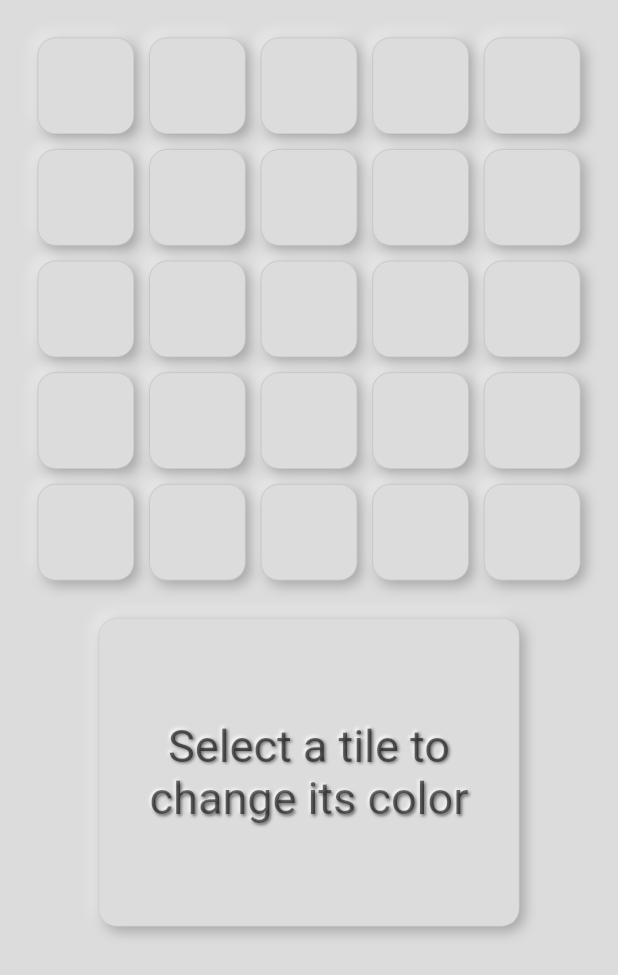
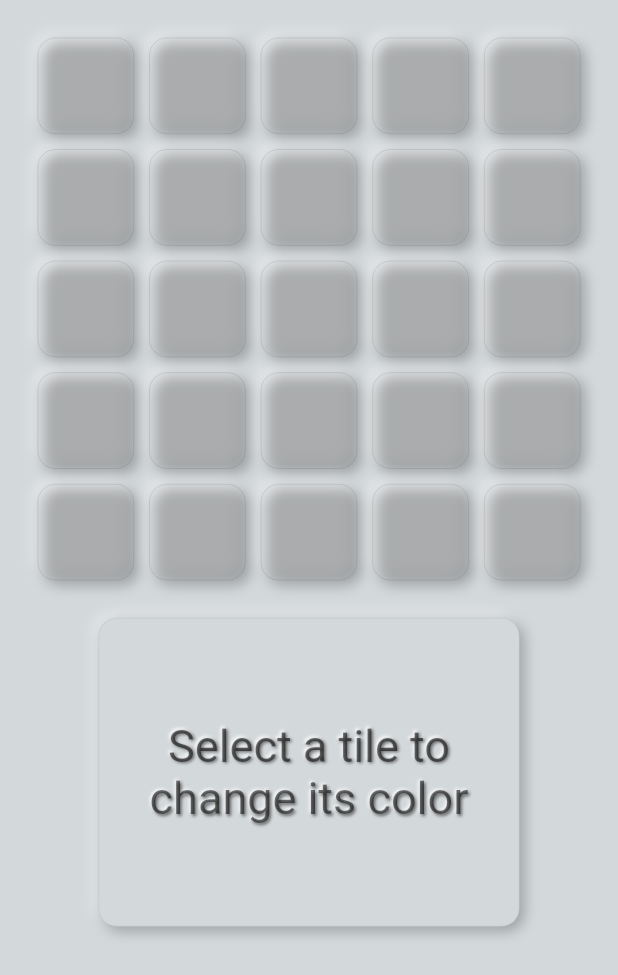
Before and after one commit to evey-dev/color_grid, a Flutter app: the screen it shows after launch, on a phone screen of 412 x 824 dp. Shown: the top 975 px of the screen. Run offline on Flutter 3.47's test engine with Material 2 defaults, Android fonts, the phone set to English and light mode, and no system bars; drawn by our look-alikes of flutter_neumorphic; our stand-ins replace flutter_colorpicker.

Commit message:
bug fixes

```diff
--- a/lib/main.dart
+++ b/lib/main.dart
@@ -72,7 +72,7 @@ class _MyAppState extends State<MyApp> {
   @override
   Widget build(BuildContext context) {
     return MaterialApp(
-      theme: ThemeData(scaffoldBackgroundColor: const Color(0xFFDCDCDC)),
+      theme: ThemeData(scaffoldBackgroundColor: const Color(0xFFD3D8DB)), //0xFFDCDCDC
       home: Scaffold(
         body: Column(
           children: [
@@ -109,7 +109,7 @@ class _MyAppState extends State<MyApp> {
                 depth: 6,
                 lightSource: LightSource.topLeft,
                 intensity: .5,
-                color: const Color(0xFFDCDCDC),
+                color: const Color(0xFFD3D8DB),
                 border: const NeumorphicBorder(color: Colors.black12),
               ),
               child: ValueListenableBuilder<int>(
@@ -132,12 +132,12 @@ class _MyAppState extends State<MyApp> {
   Widget colorTile(int val) {
     if (val > -1) {
           return SlidePicker(
-            pickerColor: tiles[val].color.value,
+            pickerColor: tiles[val].color.value == Colors.transparent ? const Color(0xFFD3D8DB) : tiles[val].color.value,
             onColorChanged: (color) {
               tiles[val].color.value = color;
             },
             enableAlpha: false,
-            colorModel: ColorModel.hsl,
+            colorModel: ColorModel.hsv,
           );
     } else {
       return Center(
--- a/lib/tile.dart
+++ b/lib/tile.dart
@@ -1,7 +1,7 @@
 import 'package:flutter_neumorphic/flutter_neumorphic.dart';
 import 'tools/ValueListenableBuilder2.dart';
 class Tile extends StatefulWidget {
-  ValueNotifier<Color> color = ValueNotifier(const Color(0xFFDCDCDC));
+  ValueNotifier<Color> color = ValueNotifier(Colors.transparent);
   ValueNotifier<bool> selected = ValueNotifier(false);
   final double size;
   bool dot = false;
@@ -20,7 +20,7 @@ class _TileState extends State<Tile> {
   Widget build(BuildContext context) {
     return GestureDetector(
       onTap: () {
-        widget.dot = true;
+        // widget.dot = true;
         widget.callback(widget.index);
         setState(() {
         });
@@ -31,6 +31,7 @@ class _TileState extends State<Tile> {
           first: widget.color,
           second: widget.selected,
           builder: (BuildContext context, Color val1, bool val2, Widget? child) {
+            if (val1 != Colors.transparent) widget.dot = true;
             return Neumorphic(
               style: NeumorphicStyle(
                 shape: NeumorphicShape.flat,
```
